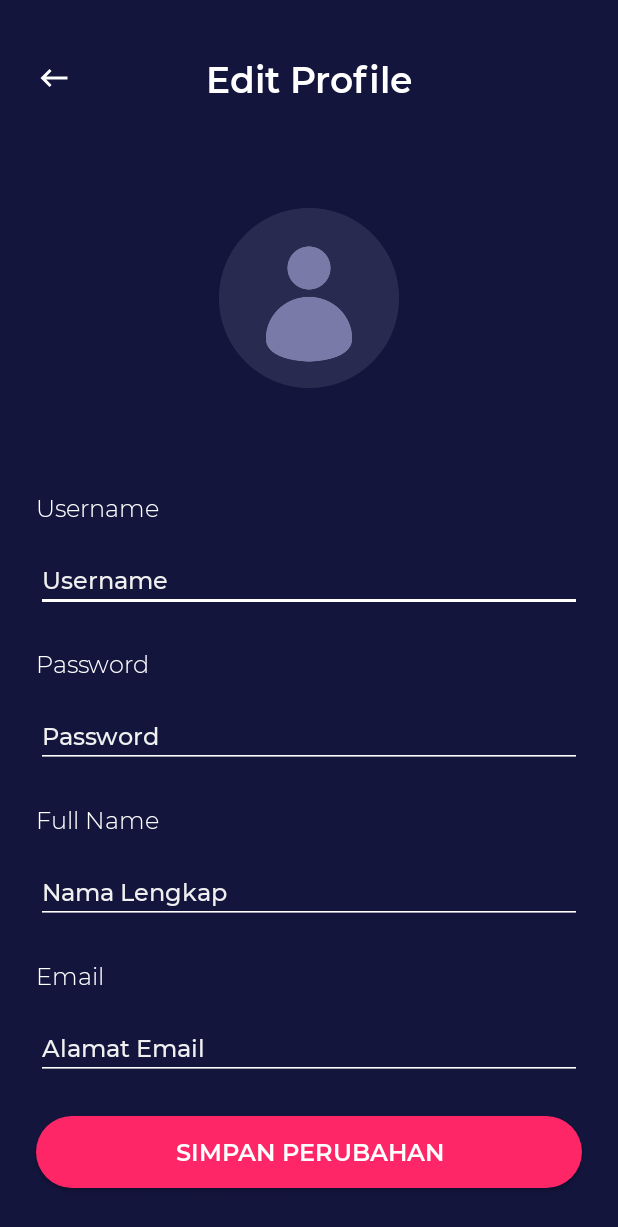
After one commit to fnakhsan/MOV, an Android app: the EditProfileActivity screen opened directly, with no data from a screen before it, on a phone screen of 412 x 824 dp. The commit adds this screen. Shown: the top 1227 px of the screen. Run offline under Robolectric (Android 15) with nearby library versions, the phone set to English and light mode, and no system bars.

Commit message:
Edit Profile Activity UI

```diff
--- a/app/src/main/AndroidManifest.xml
+++ b/app/src/main/AndroidManifest.xml
@@ -13,6 +13,9 @@
         android:supportsRtl="true"
         android:theme="@style/NoActionBar"
         tools:targetApi="31">
+        <activity
+            android:name=".EditProfileActivity"
+            android:exported="false" />
         <activity
             android:name=".CheckoutActivity"
             android:exported="false" />
--- /dev/null
+++ b/app/src/main/java/com/fnakhsan/mov/EditProfileActivity.kt
@@ -0,0 +1,11 @@
+package com.fnakhsan.mov
+
+import androidx.appcompat.app.AppCompatActivity
+import android.os.Bundle
+
+class EditProfileActivity : AppCompatActivity() {
+    override fun onCreate(savedInstanceState: Bundle?) {
+        super.onCreate(savedInstanceState)
+        setContentView(R.layout.activity_edit_profile)
+    }
+}
--- /dev/null
+++ b/app/src/main/res/layout/activity_edit_profile.xml
@@ -0,0 +1,201 @@
+<?xml version="1.0" encoding="utf-8"?>
+<androidx.constraintlayout.widget.ConstraintLayout xmlns:android="http://schemas.android.com/apk/res/android"
+    xmlns:app="http://schemas.android.com/apk/res-auto"
+    xmlns:tools="http://schemas.android.com/tools"
+    android:layout_width="match_parent"
+    android:layout_height="match_parent"
+    android:background="@color/dark_blue"
+    tools:context=".EditProfileActivity">
+
+    <ImageView
+        android:layout_width="wrap_content"
+        android:layout_height="wrap_content"
+        android:layout_marginStart="24dp"
+        android:layout_marginTop="40dp"
+        android:background="@drawable/ic_baseline_keyboard_backspace_24"
+        android:contentDescription="@string/back"
+        app:layout_constraintStart_toStartOf="parent"
+        app:layout_constraintTop_toTopOf="parent" />
+
+    <TextView
+        android:id="@+id/textView3"
+        android:layout_width="wrap_content"
+        android:layout_height="wrap_content"
+        android:layout_marginTop="36dp"
+        android:fontFamily="@font/montserrat_semi_bold"
+        android:text="@string/edit_profile"
+        android:textColor="@color/white"
+        android:textSize="24sp"
+        app:layout_constraintEnd_toEndOf="parent"
+        app:layout_constraintStart_toStartOf="parent"
+        app:layout_constraintTop_toTopOf="parent" />
+
+    <androidx.constraintlayout.widget.ConstraintLayout
+        android:id="@+id/constraintLayout"
+        android:layout_width="match_parent"
+        android:layout_height="wrap_content"
+        android:layout_marginBottom="24dp"
+        app:layout_constraintBottom_toTopOf="@+id/button1"
+        app:layout_constraintEnd_toEndOf="parent"
+        app:layout_constraintStart_toStartOf="parent">
+
+        <TextView
+            android:id="@+id/textView4"
+            android:layout_width="wrap_content"
+            android:layout_height="wrap_content"
+            android:layout_marginStart="24dp"
+            android:layout_marginBottom="16dp"
+            android:fontFamily="@font/montserrat_light"
+            android:text="@string/username"
+            android:textColor="@color/white"
+            android:textSize="16sp"
+            app:layout_constraintBottom_toTopOf="@+id/editTextPersonName"
+            app:layout_constraintStart_toStartOf="parent" />
+
+        <EditText
+            android:id="@+id/editTextPersonName"
+            android:layout_width="0dp"
+            android:layout_height="wrap_content"
+            android:layout_marginStart="24dp"
+            android:layout_marginEnd="24dp"
+            android:layout_marginBottom="24dp"
+            android:autofillHints="username"
+            android:backgroundTint="@color/white"
+            android:ems="10"
+            android:fontFamily="@font/montserrat_medium"
+            android:hint="@string/username"
+            android:inputType="textPersonName"
+            android:textColor="@color/white"
+            android:textColorHint="@color/white_gray"
+            android:textSize="16sp"
+            app:layout_constraintBottom_toTopOf="@+id/textView5"
+            app:layout_constraintEnd_toEndOf="parent"
+            app:layout_constraintStart_toStartOf="parent" />
+
+        <TextView
+            android:id="@+id/textView5"
+            android:layout_width="wrap_content"
+            android:layout_height="wrap_content"
+            android:layout_marginStart="24dp"
+            android:layout_marginBottom="16dp"
+            android:fontFamily="@font/montserrat_light"
+            android:text="@string/password"
+            android:textColor="@color/white"
+            android:textSize="16sp"
+            app:layout_constraintBottom_toTopOf="@+id/editTextPassword"
+            app:layout_constraintStart_toStartOf="parent" />
+
+        <EditText
+            android:id="@+id/editTextPassword"
+            android:layout_width="0dp"
+            android:layout_height="wrap_content"
+            android:layout_marginStart="24dp"
+            android:layout_marginEnd="24dp"
+            android:layout_marginBottom="24dp"
+            android:autofillHints="password"
+            android:backgroundTint="@color/white"
+            android:ems="10"
+            android:fontFamily="@font/montserrat_medium"
+            android:hint="@string/password"
+            android:inputType="textPassword"
+            android:textColor="@color/white"
+            android:textColorHint="@color/white_gray"
+            android:textSize="16sp"
+            app:layout_constraintBottom_toTopOf="@id/textView6"
+            app:layout_constraintEnd_toEndOf="parent"
+            app:layout_constraintStart_toStartOf="parent" />
+
+        <TextView
+            android:id="@+id/textView6"
+            android:layout_width="wrap_content"
+            android:layout_height="wrap_content"
+            android:layout_marginStart="24dp"
+            android:layout_marginBottom="16dp"
+            android:fontFamily="@font/montserrat_light"
+            android:text="@string/full_name"
+            android:textColor="@color/white"
+            android:textSize="16sp"
+            app:layout_constraintBottom_toTopOf="@+id/editTextPersonName2"
+            app:layout_constraintStart_toStartOf="parent" />
+
+        <EditText
+            android:id="@+id/editTextPersonName2"
+            android:layout_width="0dp"
+            android:layout_height="wrap_content"
+            android:layout_marginStart="24dp"
+            android:layout_marginEnd="24dp"
+            android:layout_marginBottom="24dp"
+            android:autofillHints="name"
+            android:backgroundTint="@color/white"
+            android:ems="10"
+            android:fontFamily="@font/montserrat_medium"
+            android:hint="@string/nama_lengkap"
+            android:inputType="textPersonName"
+            android:textColor="@color/white"
+            android:textColorHint="@color/white_gray"
+            android:textSize="16sp"
+            app:layout_constraintBottom_toTopOf="@id/textView7"
+            app:layout_constraintEnd_toEndOf="parent"
+            app:layout_constraintStart_toStartOf="parent" />
+
+        <TextView
+            android:id="@+id/textView7"
+            android:layout_width="wrap_content"
+            android:layout_height="wrap_content"
+            android:layout_marginStart="24dp"
+            android:layout_marginBottom="16dp"
+            android:fontFamily="@font/montserrat_light"
+            android:text="@string/email"
+            android:textColor="@color/white"
+            android:textSize="16sp"
+            app:layout_constraintBottom_toTopOf="@+id/editTextPersonName3"
+            app:layout_constraintStart_toStartOf="parent" />
+
+        <EditText
+            android:id="@+id/editTextPersonName3"
+            android:layout_width="0dp"
+            android:layout_height="wrap_content"
+            android:layout_marginStart="24dp"
+            android:layout_marginEnd="24dp"
+            android:autofillHints="emailAddress"
+            android:backgroundTint="@color/white"
+            android:ems="10"
+            android:fontFamily="@font/montserrat_medium"
+            android:hint="@string/alamat_email"
+            android:inputType="textPersonName"
+            android:textColor="@color/white"
+            android:textColorHint="@color/white_gray"
+            android:textSize="16sp"
+            app:layout_constraintBottom_toBottomOf="parent"
+            app:layout_constraintEnd_toEndOf="parent"
+            app:layout_constraintStart_toStartOf="parent" />
+
+    </androidx.constraintlayout.widget.ConstraintLayout>
+
+    <Button
+        android:id="@+id/button1"
+        android:layout_width="0dp"
+        android:layout_height="wrap_content"
+        android:layout_marginStart="24dp"
+        android:layout_marginEnd="24dp"
+        android:layout_marginBottom="32dp"
+        android:background="@drawable/shape_rect_red_pink"
+        android:fontFamily="@font/montserrat_semi_bold"
+        android:text="@string/simpan_perubahan"
+        android:textColor="@color/white"
+        android:textSize="16sp"
+        app:layout_constraintBottom_toBottomOf="parent"
+        app:layout_constraintEnd_toEndOf="parent"
+        app:layout_constraintStart_toStartOf="parent" />
+
+    <ImageView
+        android:id="@+id/imageView8"
+        android:layout_width="120dp"
+        android:layout_height="120dp"
+        app:layout_constraintBottom_toTopOf="@+id/constraintLayout"
+        app:layout_constraintEnd_toEndOf="parent"
+        app:layout_constraintStart_toStartOf="parent"
+        app:layout_constraintTop_toBottomOf="@+id/textView3"
+        app:srcCompat="@drawable/user_pic" />
+
+</androidx.constraintlayout.widget.ConstraintLayout>
--- a/app/src/main/res/values/strings.xml
+++ b/app/src/main/res/values/strings.xml
@@ -57,5 +57,7 @@
     <string name="ewallet">E-Wallet</string>
     <string name="total_balance">Total Balance</string>
     <string name="total_balance_alert">Saldo pada E-Wallet kamu tidak mencukupi untuk melakukan transaksi</string>
+    <string name="simpan_perubahan">simpan perubahan</string>
+    <string name="edit_profile">Edit Profile</string>
 
 </resources>
```
